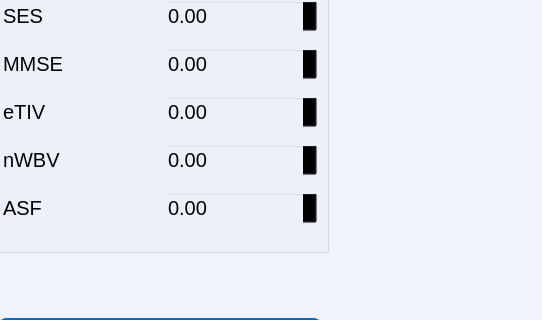
Qt form forms/alzhimer_model.ui (yousefelmesalamy/Illminor) before a commit; both pictures show x 223 to 765 and y 333 to 653 of the 765 by 810 pixel window.
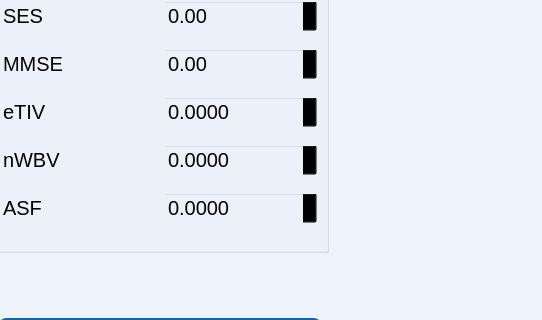
The same form after that commit. Icons and pictures are not drawn.

What changed in the file:
```diff
--- a/forms/alzhimer_model.ui
+++ b/forms/alzhimer_model.ui
@@ -173,6 +173,15 @@
 
 </string>
           </property>
+          <property name="decimals">
+           <number>4</number>
+          </property>
+          <property name="minimum">
+           <double>0.000000000000000</double>
+          </property>
+          <property name="maximum">
+           <double>999999999999999.000000000000000</double>
+          </property>
          </widget>
         </item>
        </layout>
@@ -274,6 +283,12 @@
 
 </string>
           </property>
+          <property name="decimals">
+           <number>4</number>
+          </property>
+          <property name="maximum">
+           <double>100000000000000004764729344.000000000000000</double>
+          </property>
          </widget>
         </item>
        </layout>
@@ -421,6 +436,18 @@
 
 </string>
           </property>
+          <property name="decimals">
+           <number>4</number>
+          </property>
+          <property name="maximum">
+           <double>999999999999999.000000000000000</double>
+          </property>
+          <property name="singleStep">
+           <double>1.999999000000000</double>
+          </property>
+          <property name="value">
+           <double>0.000000000000000</double>
+          </property>
          </widget>
         </item>
        </layout>
```
